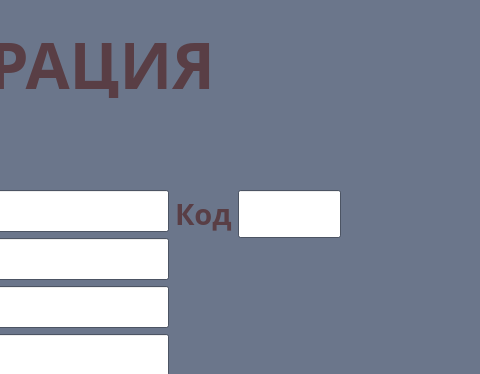
Old version of the form client_window/registrationform.ui in the repository ghosty1976/tmp; both pictures show x 520 to 1000 and y 0 to 374 of the 1000 by 600 pixel window.
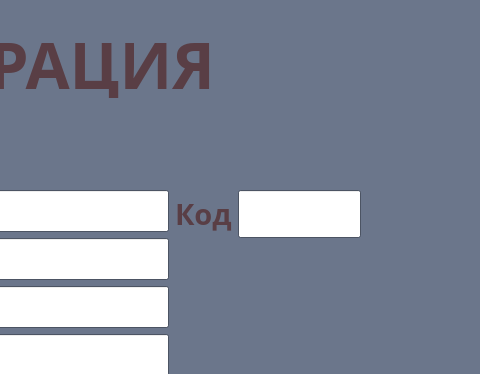
New version of the form.

```diff
--- a/client_window/registrationform.ui
+++ b/client_window/registrationform.ui
@@ -171,12 +171,12 @@
     <string>АВТОРИЗАЦИЯ</string>
    </property>
   </widget>
-  <widget class="QWidget" name="">
+  <widget class="QWidget" name="layoutWidget">
    <property name="geometry">
     <rect>
      <x>310</x>
      <y>190</y>
-     <width>551</width>
+     <width>571</width>
      <height>282</height>
     </rect>
    </property>
```
